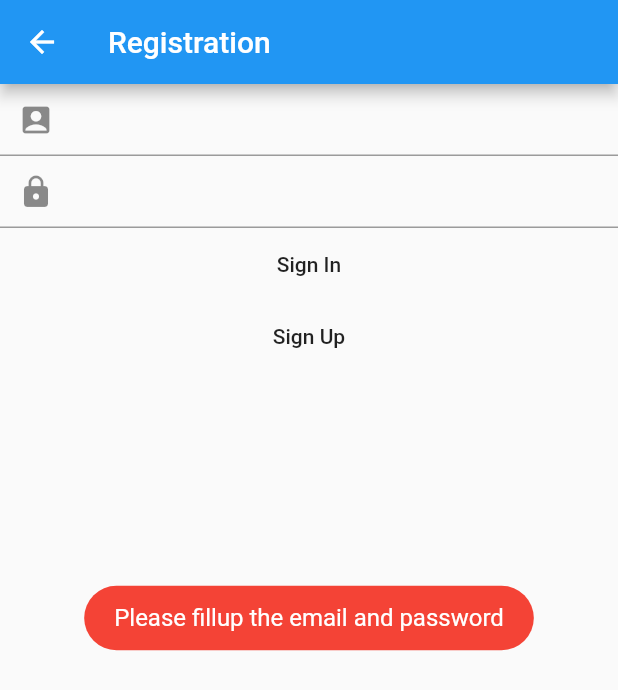
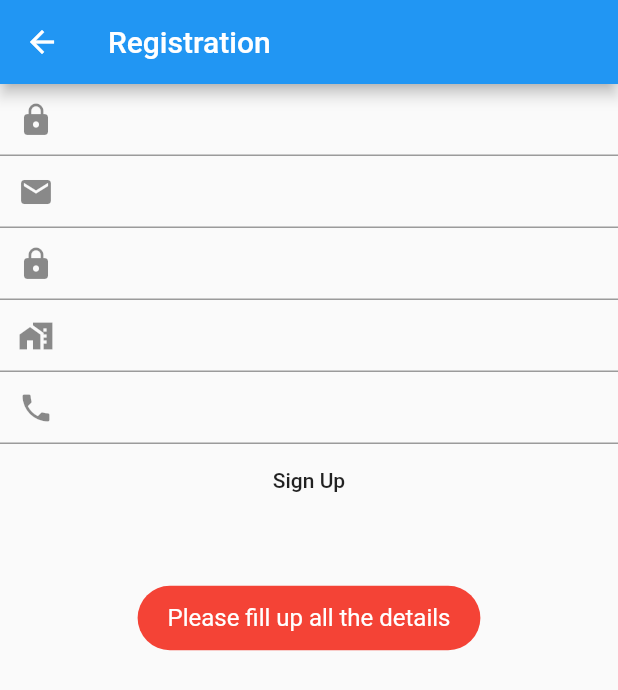
Before and after one commit to GolamMorshed/Flutter-ecommerce, a Flutter app: the SignUp screen opened directly, after a tap on "Sign Up", on a phone screen of 412 x 824 dp. Shown: the top 690 px of the screen. Run offline on Flutter 3.47's test engine with Material 2 defaults, Android fonts, the phone set to English and light mode, and no system bars; our stand-ins replace dio, fluttertoast, shared_preferences; missing offline and left inert: flutter_session; accounts and stored records are empty; network calls fail.

Commit message:
fix the registration in part

```diff
--- a/lib/main_drawer.dart
+++ b/lib/main_drawer.dart
@@ -304,10 +304,16 @@ class SignUp extends StatefulWidget{
 }
 
 class _SignUpState extends State<SignUp> {
-  TextEditingController registration_email, registration_password;
+  TextEditingController registration_name,registration_address,registration_phone_no,registration_email, registration_password;
+
+
+
   @override
   void initState(){
     super.initState();
+    registration_name = new TextEditingController();
+    registration_address = new TextEditingController();
+    registration_phone_no = new TextEditingController();
     registration_email = new TextEditingController();
     registration_password = new TextEditingController();
 
@@ -326,17 +332,26 @@ class _SignUpState extends State<SignUp> {
                 mainAxisAlignment: MainAxisAlignment.spaceEvenly,
                 children: <Widget>[
                   TextField(
+                    controller: registration_name,
+                    decoration: InputDecoration(prefixIcon: Icon(Icons.lock)),
+                  ),
+                  TextField(
                     controller: registration_email,
-                    decoration:  InputDecoration(prefixIcon: Icon(Icons.account_box)),
+                    decoration:  InputDecoration(prefixIcon: Icon(Icons.email)),
                   ),
                   TextField(
                     controller: registration_password,
                     decoration: InputDecoration(prefixIcon: Icon(Icons.lock)),
                   ),
-                  MaterialButton(onPressed: (){
-                    UserRegistration();
-                  },child:Text("Sign In"),
+                  TextField(
+                    controller: registration_address,
+                    decoration: InputDecoration(prefixIcon: Icon(Icons.home_work)),
                   ),
+                  TextField(
+                    controller: registration_phone_no,
+                    decoration: InputDecoration(prefixIcon: Icon(Icons.phone)),
+                  ),
+
                   MaterialButton(onPressed: (){
                     UserRegistration();
                   },child:Text("Sign Up"),
@@ -351,9 +366,9 @@ class _SignUpState extends State<SignUp> {
   }
 
   void UserRegistration() async{
-      if(registration_email.text == '' || registration_password.text == ''){
+      if(registration_email.text == '' || registration_password.text == ''|| registration_name.text == ''|| registration_phone_no.text == ''){
         Fluttertoast.showToast(
-            msg: "Please fillup the email and password",
+            msg: "Please fill up all the details",
             toastLength: Toast.LENGTH_SHORT,
             gravity: ToastGravity.CENTER,
             timeInSecForIosWeb: 5,
@@ -364,8 +379,10 @@ class _SignUpState extends State<SignUp> {
       }else{
         var url = "https://thegreen.studio/ecommerce/E-CommerceAPI/E-CommerceAPI/AI_API_SERVER/Api/Login_Registration/registration.php";
         var response = await http.post(url,body:{
-          "email":registration_email.text,
-          "password":registration_password.text,
+          "name": registration_name.toString(),
+          "phone_no": registration_phone_no.toString(),
+          "email":registration_email.text.toString(),
+          "password":registration_password.text.toString(),
         });
 
         var data = json.decode(response.body);
@@ -505,6 +522,23 @@ class _UserProfileState extends State<UserProfile>{
                           TextField(
                               decoration:  InputDecoration(prefixIcon: Icon(Icons.add_business),hintText: snapshot.data.Address1??'---------')
                           ),
+                          TextField(
+                              decoration:  InputDecoration(prefixIcon: Icon(Icons.add_business),hintText: snapshot.data.Address2??'---------')
+                          ),
+                          TextField(
+                              decoration:  InputDecoration(prefixIcon: Icon(Icons.add_business),hintText: snapshot.data.Address3??'---------')
+                          ),
+                          TextField(
+                              decoration:  InputDecoration(prefixIcon: Icon(Icons.add_business),hintText: snapshot.data.Address4??'---------')
+                          ),
+                          RaisedButton(
+                            onPressed: () => {
+                              //do something
+                             // UpdateProfile();
+
+                            },
+                            child: new Text('Update'),
+                          ),
                         ],
                       ),
                     );
@@ -515,8 +549,34 @@ class _UserProfileState extends State<UserProfile>{
     );
   }
 
+  UpdateProfile() {
+    Dio dio = new Dio();
+    postData() async {
+      //GET LOGIN USER INFO
+      var email = await FlutterSession().get("GUID");
+      var fetchData = await http.get("https://thegreen.studio/ecommerce/E-CommerceAPI/E-CommerceAPI/AI_API_SERVER/Api/User/GetSingleUserEmailAPI.php?Email="+email);
+      UserInformation u = UserInformation.fromJson(jsonDecode(fetchData.body));
+      var GUID = u.GUID;
+
+      final String url = "https://thegreen.studio/ecommerce/E-CommerceAPI/E-CommerceAPI/AI_API_SERVER/Api/User/UpdateUserAPI.php";
+
+      dynamic data = {
+
+      };
+      var response = await dio.post(url,data: data,options: Options(
+          headers: {
+            'Content-type': 'application/json; charset=UTF-8',
+          }
+      ));
+      return response.data;
+    }
+
+  }
+
 
 }
+
+
 
 class DetailPage extends StatefulWidget{
   final CategoryList cList;
@@ -1074,7 +1134,7 @@ void RemoveItem(GUID) async {
     List<ShoppingCart> cartList = [];
     for(var i in jsonData["body"]){
       ShoppingCart sCart = ShoppingCart(i["Description"],i["UserMememberNo"],i["Image"],i["Variation"],i["Quantity"],i["Price"],i["GUID"],i["ItemCode"]);
-      //cartList.add(sCart);
+      cartList.add(sCart);
       Total.add(sCart.Price);
       ItemCode.add(sCart.ItemCode);
     }
@@ -1084,8 +1144,6 @@ void RemoveItem(GUID) async {
       //print(t+price);
       t = t + price;
     }
-
-
 
 
     Dio dio = new Dio();
@@ -1121,10 +1179,10 @@ void RemoveItem(GUID) async {
       dynamic data = {
         "TotalPrice": Total,
         "OrderStatus": "active",
-        "DeliveryAddress1": "Delivery",
-        "DeliveryAddress2": "Delivery",
-        "DeliveryAddress3": "Delivery",
-        "DeliveryAddress4": "Delivery",
+        "DeliveryAddress1": Address1,
+        "DeliveryAddress2": Address2,
+        "DeliveryAddress3": Address3,
+        "DeliveryAddress4":Address4,
         "DeliveryAddress5": "Delivery",
         "DeliveryCity": "kuching",
         "DeliveryPostCode": "94300",
```
